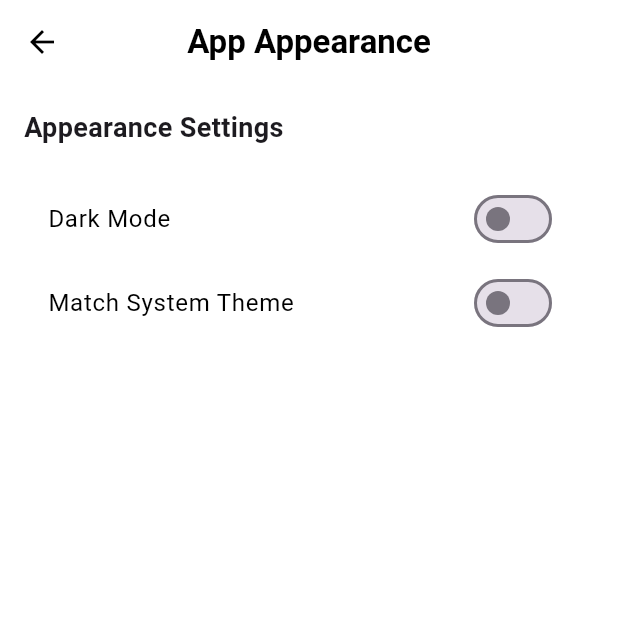
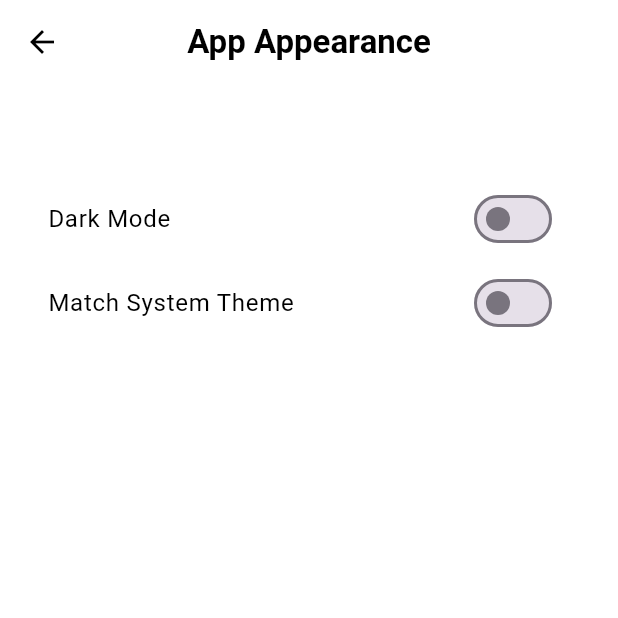
Before and after one commit to daniaalhakim14/workshop2, a Flutter app: the AppAppearance screen opened directly with empty values, on a phone screen of 412 x 824 dp, the top half of it. Run offline on Flutter 3.47's test engine with Material 3 defaults, Android fonts, the phone set to English and light mode, and no system bars; our stand-ins replace flutter_social_button, image_cropper, image_picker, shared_preferences; missing offline and left inert: postgres; accounts and stored records are empty.

Commit message:
Update app_appearance.dart

```diff
--- a/lib/views/screens/app_appearance.dart
+++ b/lib/views/screens/app_appearance.dart
@@ -61,7 +61,7 @@ class _AppAppearanceState extends State<AppAppearance> {
               crossAxisAlignment: CrossAxisAlignment.start,
               children: [
                 const Text(
-                  'Appearance Settings',
+                  '',
                   style: TextStyle(fontSize: 18, fontWeight: FontWeight.bold),
                 ),
                 const SizedBox(height: 20),
```
